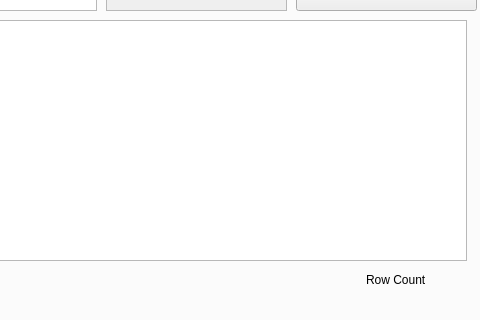
First picture: the form in reporter.ui, repository Davebudil/reporter, before the edit; both pictures show x 386 to 866 and y 306 to 626 of the 866 by 626 pixel window.
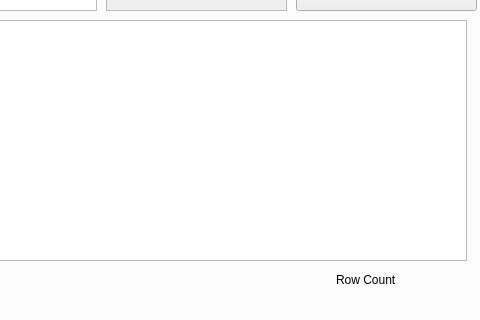
Second picture: the form after the edit. The open tabs and pages were chosen to show the change.

What changed in the file:
```diff
--- a/reporter.ui
+++ b/reporter.ui
@@ -2684,7 +2684,7 @@
      <widget class="QLabel" name="sqlDataCount_2">
       <property name="geometry">
        <rect>
-        <x>750</x>
+        <x>720</x>
         <y>550</y>
         <width>91</width>
         <height>20</height>
```
Left out of the diff: 2 changed lines with no effect on the pictures.
